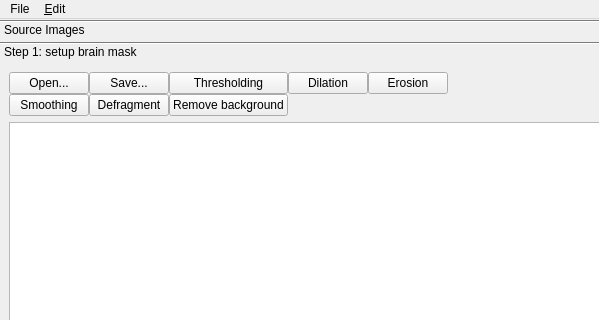
First picture: the form in reconstruction/reconstruction_window.ui, repository frankyeh/DSI-Studio, before the edit; both pictures show x 0 to 599 and y 0 to 320 of the 731 by 622 pixel window.
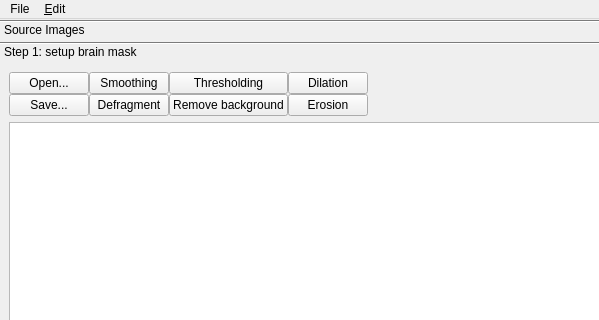
Second picture: the form after the edit. The open tabs and pages were chosen to show the change. Icons and pictures are not drawn.

What changed in the file:
```diff
--- a/reconstruction/reconstruction_window.ui
+++ b/reconstruction/reconstruction_window.ui
@@ -374,7 +374,7 @@
          <x>0</x>
          <y>0</y>
          <width>731</width>
-         <height>541</height>
+         <height>535</height>
         </rect>
        </property>
        <attribute name="label">
@@ -410,13 +410,6 @@
                 </property>
                </spacer>
               </item>
-              <item row="0" column="4">
-               <widget class="QPushButton" name="erosion">
-                <property name="text">
-                 <string>Erosion</string>
-                </property>
-               </widget>
-              </item>
               <item row="0" column="0">
                <widget class="QPushButton" name="load_mask">
                 <property name="text">
@@ -428,17 +421,6 @@
                 </property>
                </widget>
               </item>
-              <item row="0" column="1">
-               <widget class="QPushButton" name="save_mask">
-                <property name="text">
-                 <string>Save...</string>
-                </property>
-                <property name="icon">
-                 <iconset resource="../icons.qrc">
-                  <normaloff>:/icons/icons/save.xpm</normaloff>:/icons/icons/save.xpm</iconset>
-                </property>
-               </widget>
-              </item>
               <item row="0" column="2">
                <widget class="QPushButton" name="thresholding">
                 <property name="text">
@@ -446,13 +428,6 @@
                 </property>
                </widget>
               </item>
-              <item row="1" column="0">
-               <widget class="QPushButton" name="smoothing">
-                <property name="text">
-                 <string>Smoothing</string>
-                </property>
-               </widget>
-              </item>
               <item row="1" column="1">
                <widget class="QPushButton" name="defragment">
                 <property name="text">
@@ -467,6 +442,31 @@
                 </property>
                </widget>
               </item>
+              <item row="0" column="1">
+               <widget class="QPushButton" name="smoothing">
+                <property name="text">
+                 <string>Smoothing</string>
+                </property>
+               </widget>
+              </item>
+              <item row="1" column="0">
+               <widget class="QPushButton" name="save_mask">
+                <property name="text">
+                 <string>Save...</string>
+                </property>
+                <property name="icon">
+                 <iconset resource="../icons.qrc">
+                  <normaloff>:/icons/icons/save.xpm</normaloff>:/icons/icons/save.xpm</iconset>
+                </property>
+               </widget>
+              </item>
+              <item row="1" column="3">
+               <widget class="QPushButton" name="erosion">
+                <property name="text">
+                 <string>Erosion</string>
+                </property>
+               </widget>
+              </item>
              </layout>
             </item>
             <item>
```
Left out of the diff: 4 changed lines with no effect on the pictures.
